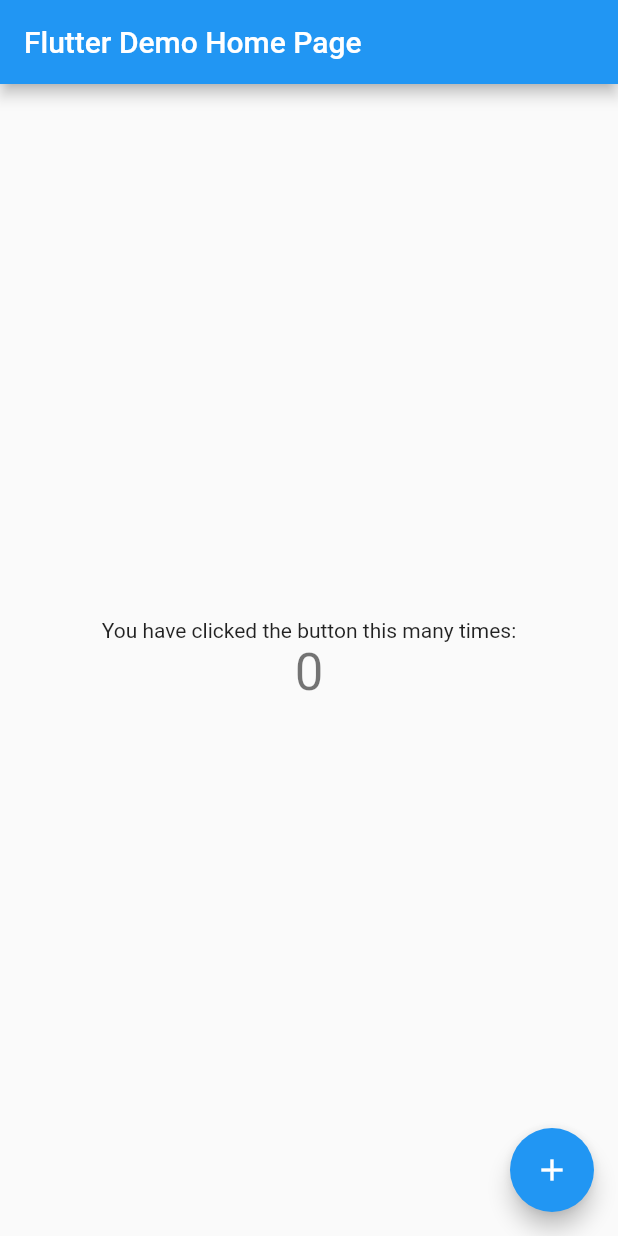
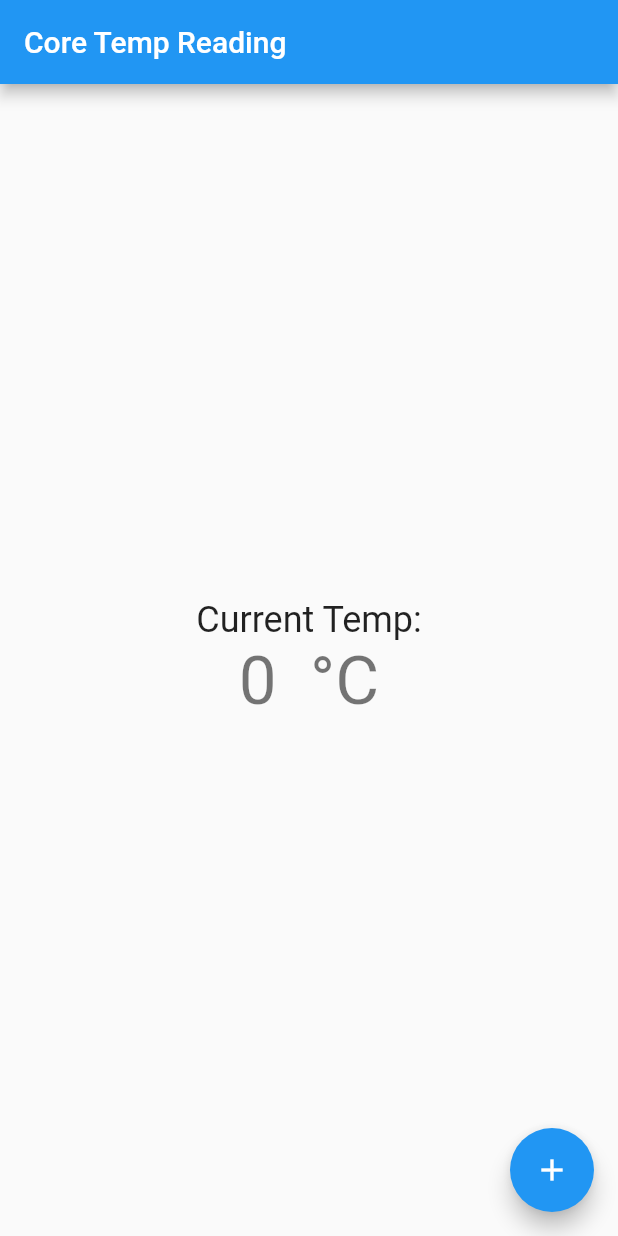
Before and after one commit to fnandoz21/core-temp-app, a Flutter app: the screen it shows after launch, on a phone screen of 412 x 824 dp. Run offline on Flutter 3.47's test engine with Material 2 defaults, Android fonts, the phone set to English and light mode, and no system bars.

Commit message:
changed to temp

```diff
--- a/lib/main.dart
+++ b/lib/main.dart
@@ -26,7 +26,7 @@ class MyApp extends StatelessWidget {
         // closer together (more dense) than on mobile platforms.
         visualDensity: VisualDensity.adaptivePlatformDensity,
       ),
-      home: MyHomePage(title: 'Flutter Demo Home Page'),
+      home: MyHomePage(title: 'Core Temp Reading'),
     );
   }
 }
@@ -98,11 +98,12 @@ class _MyHomePageState extends State<MyHomePage> {
           mainAxisAlignment: MainAxisAlignment.center,
           children: <Widget>[
             Text(
-              'You have clicked the button this many times:',
+              'Current Temp:',
+              style: Theme.of(context).textTheme.headline5,
             ),
             Text(
-              '$_counter',
-              style: Theme.of(context).textTheme.headline4,
+              '$_counter  °C',
+              style: Theme.of(context).textTheme.headline3,
             ),
           ],
         ),
```
